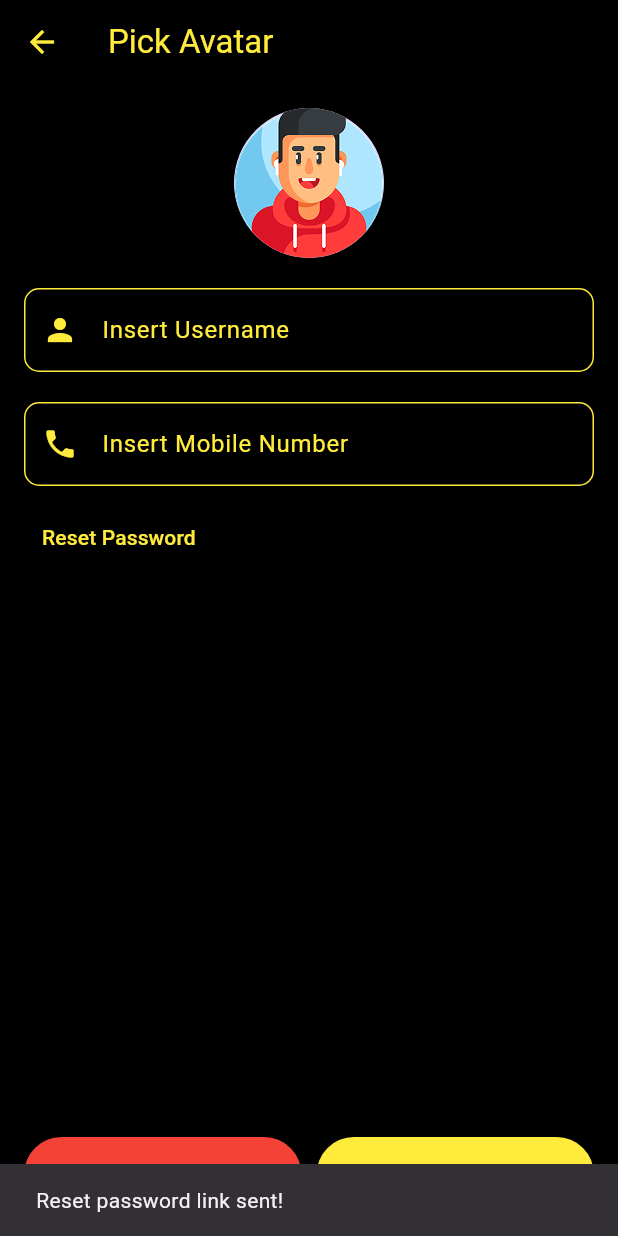
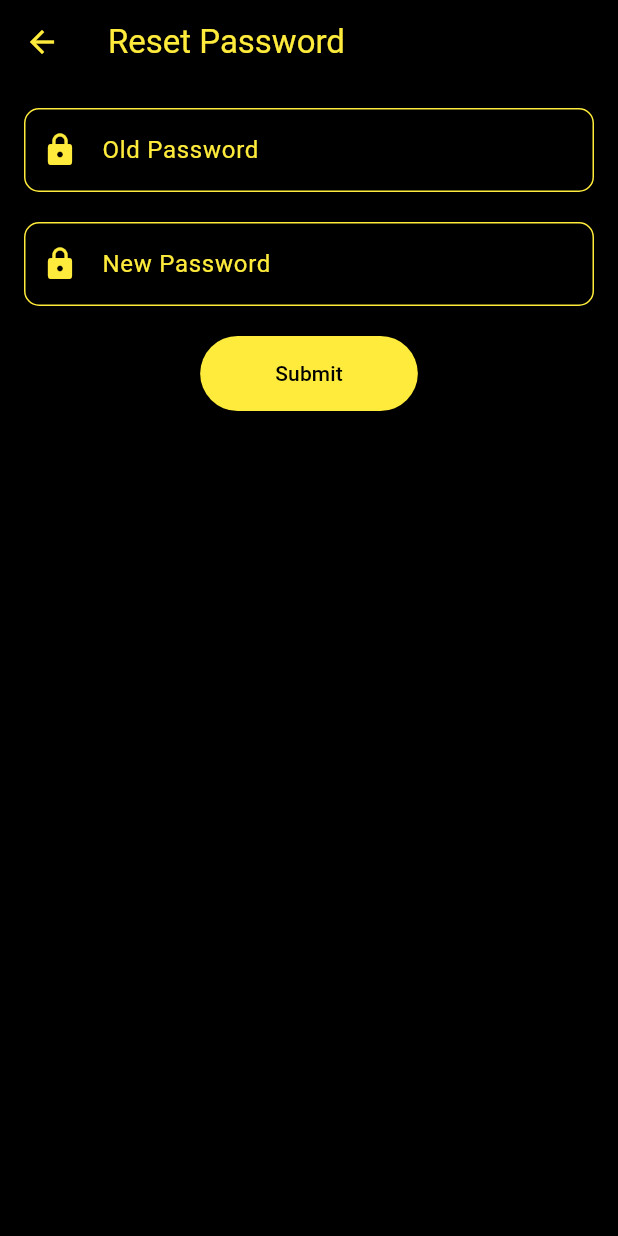
Before and after one commit to eman2004-eh/movies_app, a Flutter app: the UpdateProfileScreen screen opened directly, after a tap on "Reset Password", on a phone screen of 412 x 824 dp. Run offline on Flutter 3.47's test engine with Material 3 defaults, Android fonts, the light colour scheme and no system bars.

Commit message:
implement update profile

```diff
--- /dev/null
+++ b/lib/screens/update_profile_screen/reset_password_screen.dart
@@ -0,0 +1,122 @@
+import 'package:flutter/material.dart';
+
+class ResetPasswordScreen extends StatefulWidget {
+  const ResetPasswordScreen({super.key});
+
+  @override
+  _ResetPasswordScreenState createState() => _ResetPasswordScreenState();
+}
+
+class _ResetPasswordScreenState extends State<ResetPasswordScreen> {
+  final _formKey = GlobalKey<FormState>();
+  final _oldPasswordController = TextEditingController();
+  final _newPasswordController = TextEditingController();
+
+  void _submitResetPassword() {
+    if (_formKey.currentState!.validate()) {
+      // TODO: Implement password reset logic
+      ScaffoldMessenger.of(context).showSnackBar(
+        const SnackBar(content: Text('Successful Password Reset')),
+      );
+    }
+  }
+
+  @override
+  Widget build(BuildContext context) {
+    return Scaffold(
+      backgroundColor: Colors.black,
+      appBar: AppBar(
+        backgroundColor: Colors.black,
+        leading: IconButton(
+          icon: const Icon(Icons.arrow_back, color: Colors.yellow),
+          onPressed: () {
+            Navigator.pop(context); // Go back to the Update Profile Screen
+          },
+        ),
+        title: const Text(
+          'Reset Password',
+          style: TextStyle(color: Colors.yellow),
+        ),
+      ),
+      body: Padding(
+        padding: const EdgeInsets.all(16),
+        child: Form(
+          key: _formKey,
+          child: Column(
+            children: [
+              // Old Password Box
+              TextFormField(
+                controller: _oldPasswordController,
+                obscureText: true, // Hide password text
+                style: const TextStyle(color: Colors.yellow),
+                decoration: InputDecoration(
+                  labelText: 'Old Password',
+                  labelStyle: const TextStyle(color: Colors.yellow),
+                  prefixIcon: const Icon(Icons.lock, color: Colors.yellow),
+                  border: OutlineInputBorder(
+                    borderSide: const BorderSide(color: Colors.yellow),
+                    borderRadius: BorderRadius.circular(10),
+                  ),
+                  enabledBorder: OutlineInputBorder(
+                    borderSide: const BorderSide(color: Colors.yellow),
+                    borderRadius: BorderRadius.circular(10),
+                  ),
+                ),
+                validator: (value) {
+                  if (value == null || value.isEmpty) {
+                    return 'Please enter your old password';
+                  }
+                  return null;
+                },
+              ),
+              const SizedBox(height: 20),
+
+              // New Password Box
+              TextFormField(
+                controller: _newPasswordController,
+                obscureText: true, // Hide password text
+                style: const TextStyle(color: Colors.yellow),
+                decoration: InputDecoration(
+                  labelText: 'New Password',
+                  labelStyle: const TextStyle(color: Colors.yellow),
+                  prefixIcon: const Icon(Icons.lock, color: Colors.yellow),
+                  border: OutlineInputBorder(
+                    borderSide: const BorderSide(color: Colors.yellow),
+                    borderRadius: BorderRadius.circular(10),
+                  ),
+                  enabledBorder: OutlineInputBorder(
+                    borderSide: const BorderSide(color: Colors.yellow),
+                    borderRadius: BorderRadius.circular(10),
+                  ),
+                ),
+                validator: (value) {
+                  if (value == null || value.isEmpty) {
+                    return 'Please enter your new password';
+                  }
+                  return null;
+                },
+              ),
+              const SizedBox(height: 20),
+
+              // Submit Button
+              ElevatedButton(
+                onPressed: _submitResetPassword,
+                style: ElevatedButton.styleFrom(
+                  backgroundColor: Colors.yellow,
+                  padding: const EdgeInsets.symmetric(
+                    vertical: 15,
+                    horizontal: 50,
+                  ),
+                ),
+                child: const Text(
+                  'Submit',
+                  style: TextStyle(color: Colors.black),
+                ),
+              ),
+            ],
+          ),
+        ),
+      ),
+    );
+  }
+}
--- a/lib/screens/update_profile_screen/update_profile_screen.dart
+++ b/lib/screens/update_profile_screen/update_profile_screen.dart
@@ -1,4 +1,5 @@
 import 'package:flutter/material.dart';
+import 'reset_password_screen.dart'; // Import the ResetPasswordScreen
 
 class UpdateProfileScreen extends StatefulWidget {
   const UpdateProfileScreen({super.key});
@@ -60,10 +61,11 @@ class _UpdateProfileScreenState extends State<UpdateProfileScreen> {
   }
 
   void _resetPassword() {
-    // TODO: Implement reset password logic
-    ScaffoldMessenger.of(
+    // Navigate to the ResetPasswordScreen
+    Navigator.push(
       context,
-    ).showSnackBar(const SnackBar(content: Text('Reset password link sent!')));
+      MaterialPageRoute(builder: (context) => const ResetPasswordScreen()),
+    );
   }
 
   void _deleteAccount() {
```
